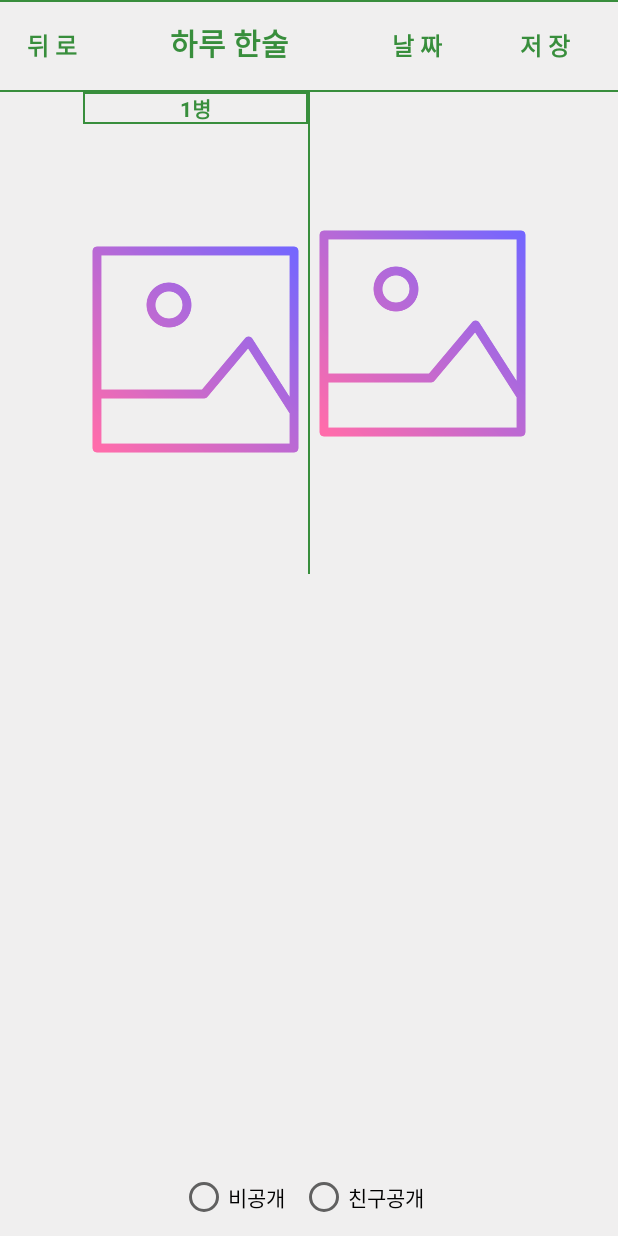
After one commit to JiSeokYeom/ChengCheng_original, an Android app: the AddItemTest screen opened directly, with no data from a screen before it, on a phone screen of 412 x 824 dp. The commit adds this screen. Run offline under Robolectric (Android 15) with nearby library versions, the phone set to English and light mode, and no system bars; our stand-ins replace Firebase (no records; nobody signed in at launch, a user with empty details on screens opened directly), data binding.

Commit message:
03.09 AddItem 레이아웃 변환 시도 중

```diff
--- a/app/src/main/AndroidManifest.xml
+++ b/app/src/main/AndroidManifest.xml
@@ -29,6 +29,9 @@
             android:name=".activity.AddItem"
             android:exported="false" />
         <activity
+            android:name=".activity.AddItemTest"
+            android:exported="false" />
+        <activity
             android:name=".activity.MainActivity"
             android:exported="true" />
     </application>
--- /dev/null
+++ b/app/src/main/java/com/one_day/one_drink_a_day/activity/AddItemTest.kt
@@ -0,0 +1,100 @@
+package com.one_day.one_drink_a_day.activity
+
+import android.Manifest
+import android.content.Intent
+import android.content.pm.PackageManager
+import android.os.Bundle
+import android.provider.MediaStore
+import android.util.Log
+import android.view.KeyEvent
+import android.view.KeyEvent.KEYCODE_ENTER
+import android.widget.ArrayAdapter
+import android.widget.Toast
+import androidx.appcompat.app.AppCompatActivity
+import androidx.core.app.ActivityCompat
+import androidx.core.widget.addTextChangedListener
+import androidx.lifecycle.ViewModelProvider
+import com.google.firebase.database.DatabaseReference
+import com.google.firebase.database.ktx.database
+import com.google.firebase.ktx.Firebase
+import com.one_day.one_drink_a_day.DoubleClickBackPressed
+import com.one_day.one_drink_a_day.FirebaseDB
+import com.one_day.one_drink_a_day.R
+import com.one_day.one_drink_a_day.databinding.ActivityAddItemBinding
+import com.one_day.one_drink_a_day.databinding.ActivityAddItemTestBinding
+import com.one_day.one_drink_a_day.dialog.DatePikerDialog
+import com.one_day.one_drink_a_day.viewmodel.AddItemViewModel
+
+
+class AddItemTest : AppCompatActivity() {
+    private lateinit var binding : ActivityAddItemTestBinding
+    override fun onCreate(savedInstanceState: Bundle?) {
+        super.onCreate(savedInstanceState)
+        binding = ActivityAddItemTestBinding.inflate(layoutInflater)
+        setContentView(binding.root)
+
+    }
+/*    private fun openGallery() {
+        val intent = Intent(Intent.ACTION_PICK)
+        intent.type = MediaStore.Images.Media.CONTENT_TYPE
+        startActivityForResult(intent, ALBUM_CODE)
+    }
+    private fun contentsInputTextCheck(){
+        if(binding.contentsInput.text.isNotBlank()){
+            doubleClickBackPressed.backPressed(resources.getString(R.string.addItemBackPressedMessage))
+        }
+        else{
+            finish()
+        }
+    }
+
+    private fun requirePermissions(permissions : Array<String>, requestCode: Int) {
+        Log.d(TAG,"권한 요청")
+        // isAllPermissionsGranted : 권한이 모두 승인 되었는지 여부 저장
+        // all 메서드를 사용하면 배열 속에 들어 있는 모든 값을 체크할 수 있다.
+        val isAllPermissionsGranted =
+            permissions.all { checkSelfPermission(it) == PackageManager.PERMISSION_GRANTED }
+        if (isAllPermissionsGranted) {
+            // 권한이 이미 있으면 갤러리 실행
+            openGallery()
+        } else {
+            // 사용자에 권한 승인 요청
+            ActivityCompat.requestPermissions(this, permissions, requestCode)
+        }
+
+    }
+    override fun onRequestPermissionsResult(requestCode: Int, permissions: Array<out String>, grantResults: IntArray) {
+        if (grantResults.all { it == PackageManager.PERMISSION_GRANTED }) {
+            openGallery()
+        } else {
+            Toast.makeText(this, "저장소 권한을 승인해야 앨범에서 이미지를 불러올 수 있습니다.", Toast.LENGTH_LONG).show()
+        }
+        super.onRequestPermissionsResult(requestCode, permissions, grantResults)
+    }
+
+
+    override fun onActivityResult(requestCode: Int, resultCode: Int, data: Intent?) {
+        super.onActivityResult(requestCode, resultCode, data)
+            if(resultCode == RESULT_OK)
+            {
+                data?.data.let { uri ->
+                    binding.img1.setImageURI(uri)
+                }
+            }
+            else if(resultCode == RESULT_CANCELED)
+            {
+                Toast.makeText(this, "사진 선택 취소", Toast.LENGTH_LONG).show()
+            }
+        }
+
+
+    override fun onBackPressed() {
+        contentsInputTextCheck()
+        }
+
+    fun datePickerResult(year : Int, month : Int, day : Int){
+        Log.d(TAG,"$year 년 $month 월 $day 일")
+        date = "${year}/${month}월/${day}일"
+        Log.d(TAG,date!!)
+        }*/
+    }
--- a/app/src/main/java/com/one_day/one_drink_a_day/activity/MainActivity.kt
+++ b/app/src/main/java/com/one_day/one_drink_a_day/activity/MainActivity.kt
@@ -41,13 +41,14 @@ class MainActivity : AppCompatActivity() {
 
     private fun initNavigationBar(){
         val addItem = Intent(this, AddItem::class.java)
+        val addItemTest = Intent(this,AddItemTest::class.java)
         binding.bottomNavi.setOnItemSelectedListener {
             when(it.itemId){
                 R.id.home_box -> {
                     changeFragment(mainFragmentRoot)
                  }
                  R.id.add_box -> {
-                      startActivity(addItem)
+                      startActivity(addItemTest)
                     // binding.bottomNavi.visibility = View.GONE
                     // changeFragment(addItemFragment)
                  }
--- /dev/null
+++ b/app/src/main/res/drawable/textview_stroke.xml
@@ -0,0 +1,16 @@
+<?xml version="1.0" encoding="utf-8"?>
+<selector xmlns:android="http://schemas.android.com/apk/res/android">
+    <item
+        android:bottom="2dp"
+        android:right="-2dp"
+        >
+        <shape android:shape="rectangle" >
+
+            <!-- 테두리 두께 및 색상 설정 -->
+            <stroke
+                android:width="1dp"
+                android:color="@color/main" />
+            <solid android:color="@color/backgroundMain" />
+        </shape>
+    </item>
+</selector>
--- /dev/null
+++ b/app/src/main/res/layout/activity_add_item_test.xml
@@ -0,0 +1,152 @@
+<?xml version="1.0" encoding="utf-8"?>
+<layout xmlns:tools="http://schemas.android.com/tools"
+    xmlns:app="http://schemas.android.com/apk/res-auto"
+    xmlns:android="http://schemas.android.com/apk/res/android">
+    <data>
+        <variable
+            name="AddItemViewModel"
+            type="com.one_day.one_drink_a_day.viewmodel.AddItemViewModel" />
+    </data>
+<androidx.constraintlayout.widget.ConstraintLayout
+    android:layout_width="match_parent"
+    android:layout_height="match_parent"
+    android:background="@color/backgroundMain"
+    tools:context=".activity.AddItem">
+    <LinearLayout
+        android:id="@+id/linearLayout"
+        android:layout_width="match_parent"
+        android:layout_height="wrap_content"
+        android:orientation="horizontal"
+        app:layout_constraintEnd_toEndOf="parent"
+        app:layout_constraintTop_toTopOf="parent">
+
+        <Button
+            android:id="@+id/btn_back"
+            style="?android:borderlessButtonStyle"
+            android:layout_width="70dp"
+            android:layout_height="60dp"
+            android:text="@string/btnBackText"
+            android:textColor="@color/main"
+            android:textSize="16sp"
+            android:textStyle="bold"
+      />
+        <TextView
+            android:id="@+id/add_item_title"
+            android:layout_width="165dp"
+            android:layout_height="wrap_content"
+            android:text="하루 한술"
+            android:textColor="@color/main"
+            android:textSize="20sp"
+            android:textStyle="bold"
+            android:gravity="center"/>
+        <Button
+            android:id="@+id/btn_date"
+            android:layout_width="85dp"
+            android:layout_height="60dp"
+            style="?android:borderlessButtonStyle"
+            android:text="@string/btnDateText"
+            android:textColor="@color/main"
+            android:textSize="16sp"
+            android:textStyle="bold"/>
+         <Button
+            android:id="@+id/btn_save"
+            style="?android:borderlessButtonStyle"
+            android:layout_width="85dp"
+            android:layout_height="60dp"
+            android:text="@string/btnSaveText"
+            android:textColor="@color/main"
+            android:textSize="16sp"
+            android:textStyle="bold"
+      />
+    </LinearLayout>
+
+    <View
+        android:id="@+id/solid_line3"
+        android:layout_width="match_parent"
+        android:layout_height="1.0dp"
+        android:background="@color/main"
+        app:layout_constraintTop_toBottomOf="@+id/linearLayout" />
+
+    <LinearLayout
+        android:id="@+id/linearLayout2"
+        android:layout_width="match_parent"
+        android:layout_height="wrap_content"
+        android:orientation="horizontal"
+        android:gravity="center"
+        app:layout_constraintTop_toBottomOf="@+id/solid_line3">
+<LinearLayout
+    android:layout_width="wrap_content"
+    android:layout_height="wrap_content"
+    android:orientation="vertical">
+    <TextView
+        android:layout_width="match_parent"
+        android:layout_height="wrap_content"
+        android:text="1병"
+        android:background="@drawable/textview_stroke"
+        android:textStyle="bold"
+        android:textColor="@color/main"
+        android:gravity="center"/>
+        <ImageView
+            android:id="@+id/img_1"
+            android:layout_width="150dp"
+            android:layout_height="300dp"
+            android:background="@color/backgroundMain"
+            android:scaleType="centerInside"
+            android:src="@drawable/icon_image"
+           />
+</LinearLayout>
+        <View
+            android:id="@+id/solid_line2"
+            android:layout_width="1.0dp"
+            android:layout_height="match_parent"
+            android:background="@color/main"
+            tools:layout_editor_absoluteX="0dp"
+            tools:layout_editor_absoluteY="386dp" />
+        <ImageView
+            android:id="@+id/img_2"
+            android:layout_width="150dp"
+            android:layout_height="300dp"
+            android:background="@color/backgroundMain"
+            android:scaleType="centerInside"
+            android:src="@drawable/icon_image"
+            />
+    </LinearLayout>
+
+    <View
+        android:id="@+id/solid_line"
+        android:layout_width="match_parent"
+        android:layout_height="1.0dp"
+        android:background="@color/main"
+        tools:layout_editor_absoluteX="0dp"
+        tools:layout_editor_absoluteY="386dp" />
+
+
+
+    <RadioGroup
+        android:id="@+id/radio_group"
+        android:layout_width="wrap_content"
+        android:layout_height="wrap_content"
+        android:orientation="horizontal"
+        android:layout_marginBottom="10dp"
+        app:layout_constraintBottom_toBottomOf="parent"
+        app:layout_constraintEnd_toEndOf="parent"
+        app:layout_constraintStart_toStartOf="parent">
+
+        <RadioButton
+            android:id="@+id/radio_btn_Private"
+            android:layout_width="wrap_content"
+            android:layout_height="wrap_content"
+            android:layout_marginEnd="10dp"
+            android:text="비공개" />
+
+        <RadioButton
+            android:id="@+id/radio_btn_friend_open"
+            android:layout_width="wrap_content"
+            android:layout_height="wrap_content"
+            android:layout_marginEnd="10dp"
+            android:text="친구공개" />
+
+    </RadioGroup>
+
+  </androidx.constraintlayout.widget.ConstraintLayout>
+</layout>
```
